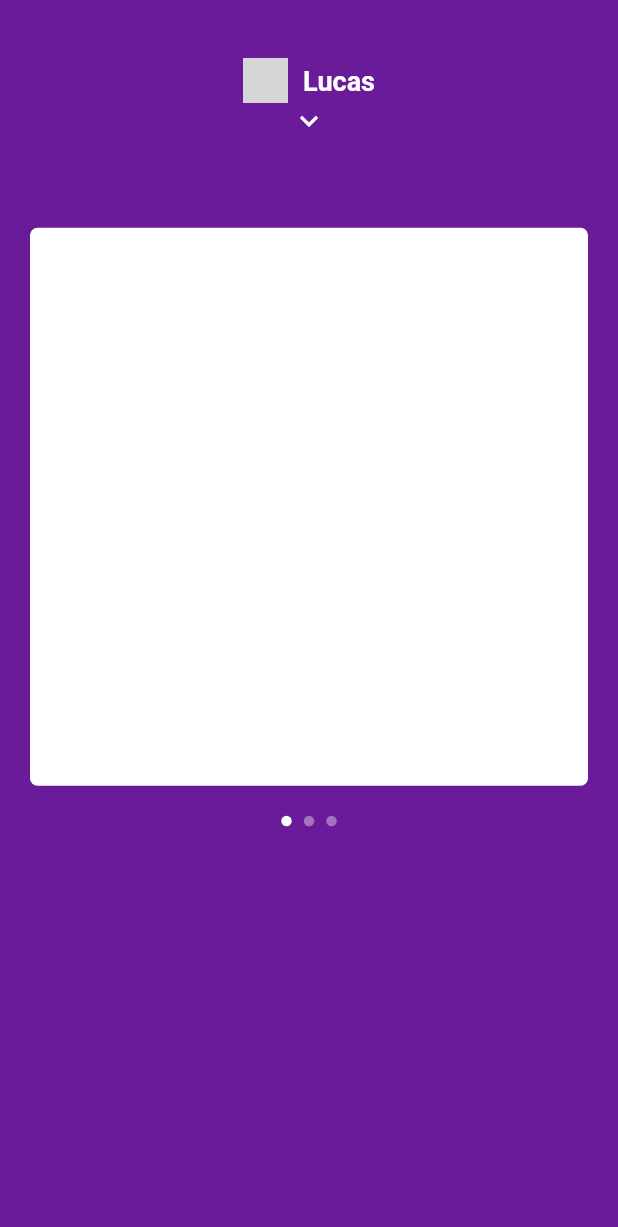
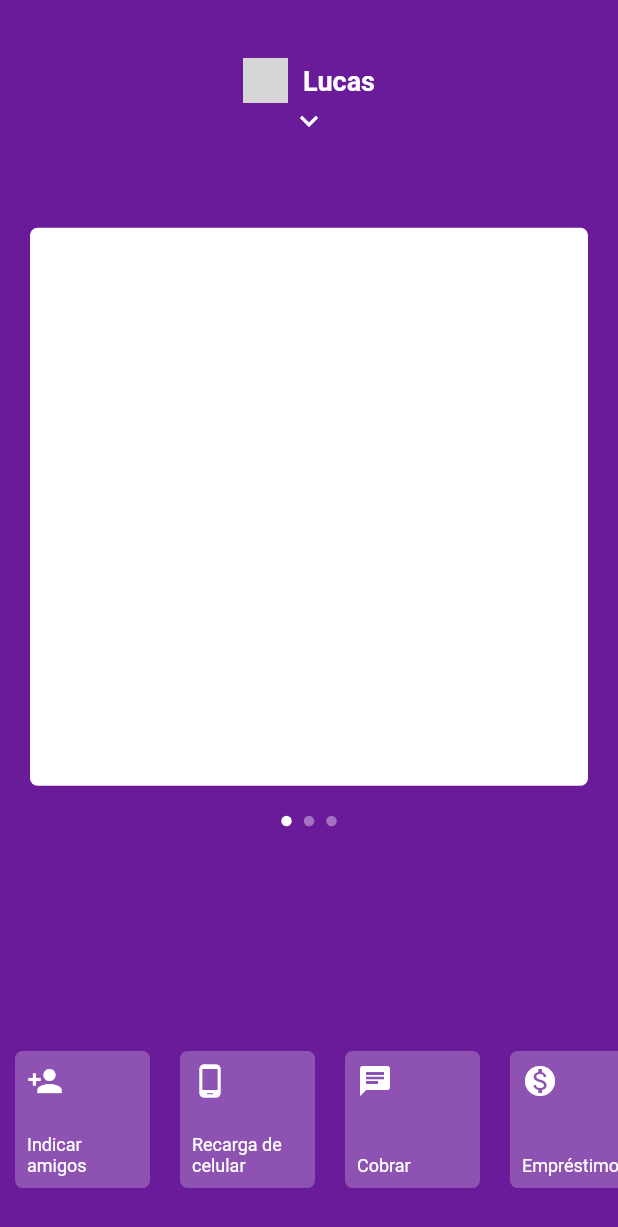
Before and after one commit to lucasaecio/nubank-flutter-interface, a Flutter app: the screen it shows after launch, on a phone screen of 412 x 824 dp. Shown: the top 1227 px of the screen. Run offline on Flutter 3.47's test engine with Material 2 defaults, Android fonts, the phone set to English and light mode, and no system bars; network calls fail; grey boxes are pictures that could not be loaded.

Commit message:
Ciração do menu inferior da tela principal

```diff
--- a/lib/pages/home/home_page.dart
+++ b/lib/pages/home/home_page.dart
@@ -1,6 +1,7 @@
 import 'package:flutter/widgets.dart';
 
 import 'package:flutter/material.dart';
+import 'package:flutter_nubank_interface/pages/home/widgets/item_menu_bottom.dart';
 import 'package:flutter_nubank_interface/pages/home/widgets/menu_app.dart';
 import 'package:flutter_nubank_interface/pages/home/widgets/my_app_bart.dart';
 import 'package:flutter_nubank_interface/pages/home/widgets/my_dots_app.dart';
@@ -100,6 +101,39 @@ class _HomePageState extends State<HomePage> {
             currentIndex: _currentIndex,
             showMenu: _showMenu,
           ),
+          AnimatedPositioned(
+            duration: Duration(milliseconds: 150),
+            bottom: !_showMenu ? 20 : 0,
+            left: 0,
+            right: 0,
+            height: _screenHeight * 0.14,
+            child: AnimatedOpacity(
+              duration: Duration(milliseconds: 150),
+              opacity: !_showMenu ? 1 : 0,
+              child: Container(
+                  child: ListView(
+                physics: BouncingScrollPhysics(),
+                scrollDirection: Axis.horizontal,
+                children: [
+                  ItemMenuBottom(
+                      icon: Icons.person_add, text: "Indicar amigos"),
+                  ItemMenuBottom(
+                      icon: Icons.phone_android, text: "Recarga de celular"),
+                  ItemMenuBottom(icon: Icons.chat, text: "Cobrar"),
+                  ItemMenuBottom(
+                      icon: Icons.monetization_on, text: "Empréstimo"),
+                  ItemMenuBottom(icon: Icons.move_to_inbox, text: "Depositar"),
+                  ItemMenuBottom(
+                      icon: Icons.mobile_screen_share, text: "Transferir"),
+                  ItemMenuBottom(
+                      icon: Icons.format_align_center, text: "Ajustar limite"),
+                  ItemMenuBottom(icon: Icons.chrome_reader_mode, text: "Pagar"),
+                  ItemMenuBottom(
+                      icon: Icons.lock_open, text: "Bloquear cartão"),
+                ],
+              )),
+            ),
+          ),
         ],
       ),
     );
--- /dev/null
+++ b/lib/pages/home/widgets/item_menu_bottom.dart
@@ -0,0 +1,33 @@
+import 'package:flutter/material.dart';
+
+class ItemMenuBottom extends StatelessWidget {
+  final IconData icon;
+  final String text;
+
+  const ItemMenuBottom({Key key, this.icon, this.text}) : super(key: key);
+
+  @override
+  Widget build(BuildContext context) {
+    return Padding(
+      padding: const EdgeInsets.symmetric(horizontal: 10.0, vertical: 12),
+      child: Container(
+        child: Padding(
+          padding: const EdgeInsets.all(8.0),
+          child: Column(
+            mainAxisAlignment: MainAxisAlignment.spaceBetween,
+            crossAxisAlignment: CrossAxisAlignment.start,
+            children: [
+              Icon(icon),
+              Text(text, style: TextStyle(fontSize: 12)),
+            ],
+          ),
+        ),
+        width: 90,
+        decoration: BoxDecoration(
+          borderRadius: BorderRadius.circular(5),
+          color: Colors.white24,
+        ),
+      ),
+    );
+  }
+}
--- a/lib/pages/home/widgets/my_dots_app.dart
+++ b/lib/pages/home/widgets/my_dots_app.dart
@@ -1,5 +1,4 @@
 import 'package:flutter/material.dart';
-import 'package:flutter/src/widgets/implicit_animations.dart';
 
 class MyDotsApp extends StatelessWidget {
   final int currentIndex;
```
